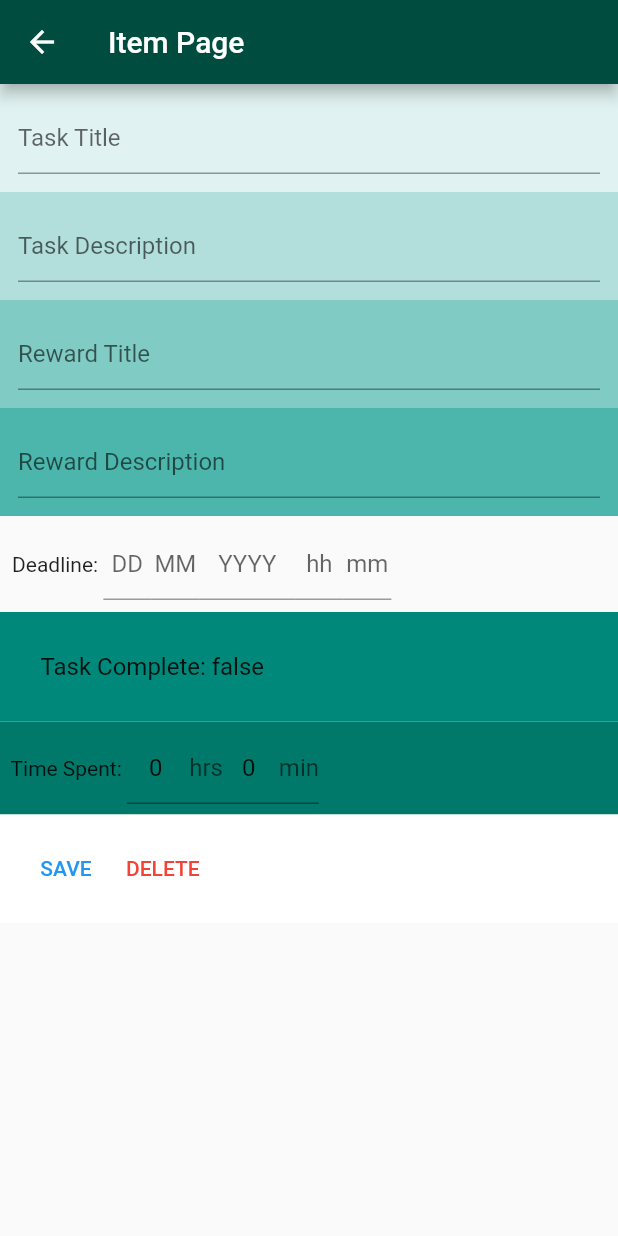
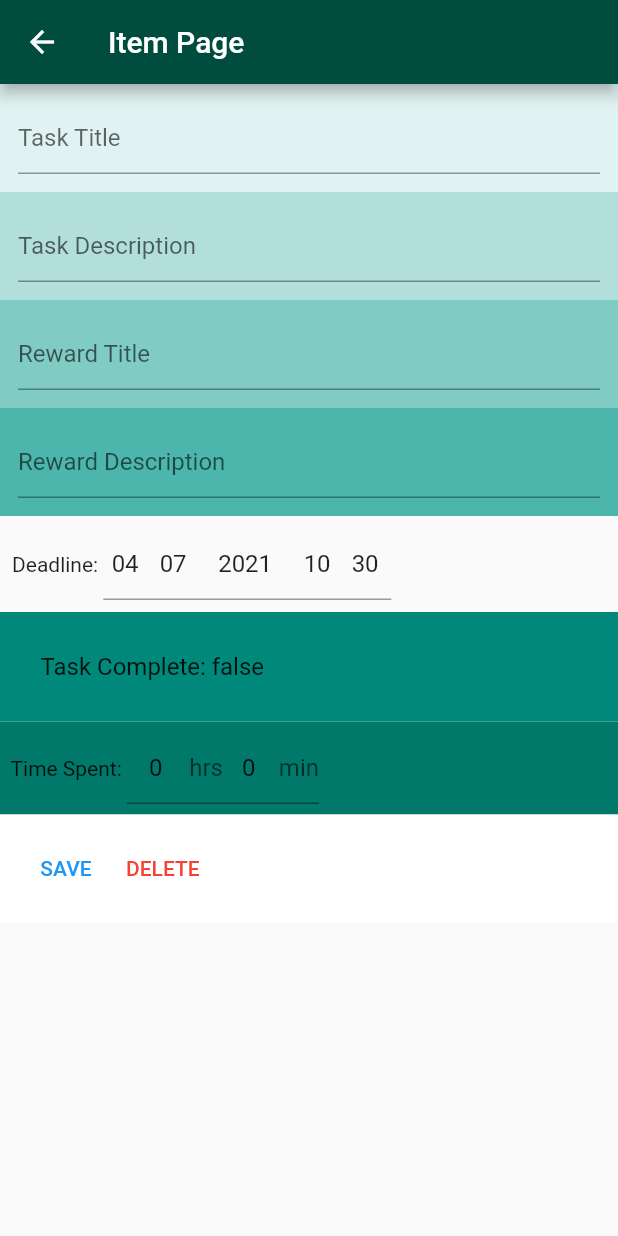
Before and after one commit to ayz122004/carrot, a Flutter app: the ItemPage screen opened directly with empty values, on a phone screen of 412 x 824 dp. Run offline on Flutter 3.47's test engine with Material 2 defaults, Android fonts, the phone set to English and light mode, and no system bars; our stand-ins replace fl_chart, fluttertoast.

```diff
--- a/lib/Pages/item_page.dart
+++ b/lib/Pages/item_page.dart
@@ -18,8 +18,6 @@ class _ItemPageState extends State<ItemPage> {
       _tdController,
       _rtController,
       _rdController,
-      _sbController,
-      _ebController,
       _hController,
       _mController;
 
@@ -46,10 +44,29 @@ class _ItemPageState extends State<ItemPage> {
     }
 
     Widget _dateTimeField() {
-      var _dText, _mText, _yText, _hText, _minText = TextEditingController(text: "");
-      String _dVal, _mVal = "01";
-      String _yVal = "2021";
-      String _hVal, _minVal = "00";
+      DateTime _dt = widget.item.getEndBy();
+      String _dVal = _dt.day.toString(),
+          _mVal = _dt.month.toString(),
+          _yVal = _dt.year.toString(),
+          _hVal = _dt.hour.toString(),
+          _minVal = _dt.minute.toString();
+      if (_dt.day < 10) _dVal = "0$_dVal";
+      if (_dt.month < 10) _mVal = "0$_mVal";
+      if (_dt.hour < 10) _hVal = "0$_hVal";
+      if (_dt.minute < 10) _minVal = "0$_minVal";
+      var _dText = TextEditingController(text: _dVal),
+          _mText = TextEditingController(text: _mVal),
+          _yText = TextEditingController(text: _yVal),
+          _hText = TextEditingController(text: _hVal),
+          _minText = TextEditingController(text: _minVal);
+
+      void _update() {
+        myData.update();
+        String str = "$_yVal-$_mVal-$_dVal $_hVal:$_minVal";
+        _dt = DateTime.parse(str);
+        widget.item.setEndBy(_dt);
+      }
+
       try {
         return Container(
           padding: const EdgeInsets.all(8.0),
@@ -68,6 +85,8 @@ class _ItemPageState extends State<ItemPage> {
                   readOnly: widget.item.getIsComplete(),
                   onFieldSubmitted: (value) {
                     _dVal = _dText.text;
+                    if (_dVal.length < 2) _dVal = "0$_dVal";
+                    _update();
                   },
                 ),
               ),
@@ -83,6 +102,8 @@ class _ItemPageState extends State<ItemPage> {
                   readOnly: widget.item.getIsComplete(),
                   onFieldSubmitted: (value) {
                     _mVal = _mText.text;
+                    if (_mVal.length < 2) _mVal = "0$_mVal";
+                    _update();
                   },
                 ),
               ),
@@ -98,6 +119,7 @@ class _ItemPageState extends State<ItemPage> {
                   readOnly: widget.item.getIsComplete(),
                   onFieldSubmitted: (value) {
                     _yVal = _yText.text;
+                    _update();
                   },
                 ),
               ),
@@ -113,6 +135,8 @@ class _ItemPageState extends State<ItemPage> {
                   readOnly: widget.item.getIsComplete(),
                   onFieldSubmitted: (value) {
                     _hVal = _hText.text;
+                    if (_hVal.length < 2) _hVal = "0$_hVal";
+                    _update();
                   },
                 ),
               ),
@@ -128,18 +152,17 @@ class _ItemPageState extends State<ItemPage> {
                   readOnly: widget.item.getIsComplete(),
                   onFieldSubmitted: (value) {
                     _minVal = _minText.text;
+                    if (_minVal.length < 2) _minVal = "0$_minVal";
+                    _update();
                   },
                 ),
               ),
-
             ],
           ),
         );
       } catch (e) {
-        rethrow;
+        return const Text("error");
       }
-
-      return const Text("error");
     }
 
     _ttController = TextEditingController(text: widget.item.getTaskTitle());
@@ -218,22 +241,6 @@ class _ItemPageState extends State<ItemPage> {
             ),
           ),
           _dateTimeField(),
-          // Container(
-          //   color: Colors.teal[400],
-          //   padding: const EdgeInsets.all(12.0),
-          //   child: TextField(
-          //     decoration:
-          //         const InputDecoration(hintText: "Start By: (2000-01-01)"),
-          //     controller: _sbController,
-          //     readOnly: widget.item.getIsComplete(),
-          //     onSubmitted: (value) {
-          //       myData.update();
-          //       setState(() {
-          //         widget.item.setStartBy(DateTime.parse(_sbController.text));
-          //       });
-          //     },
-          //   ),
-          // ),
           // Container(
           //   color: Colors.teal,
           //   padding: const EdgeInsets.all(12.0),
```
